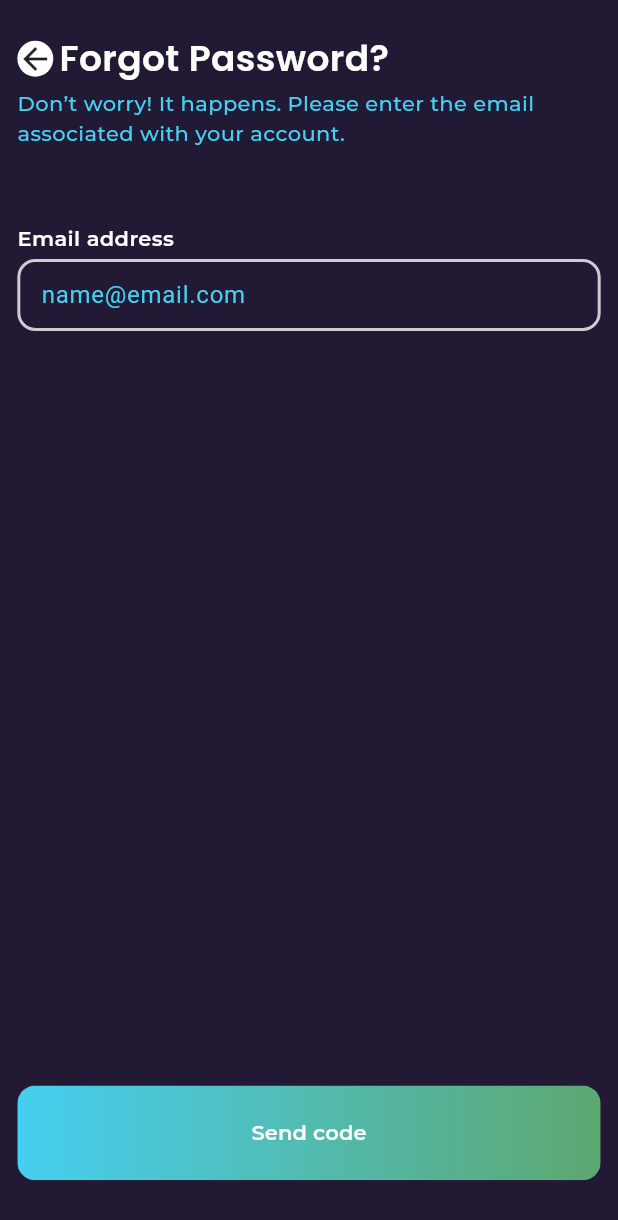
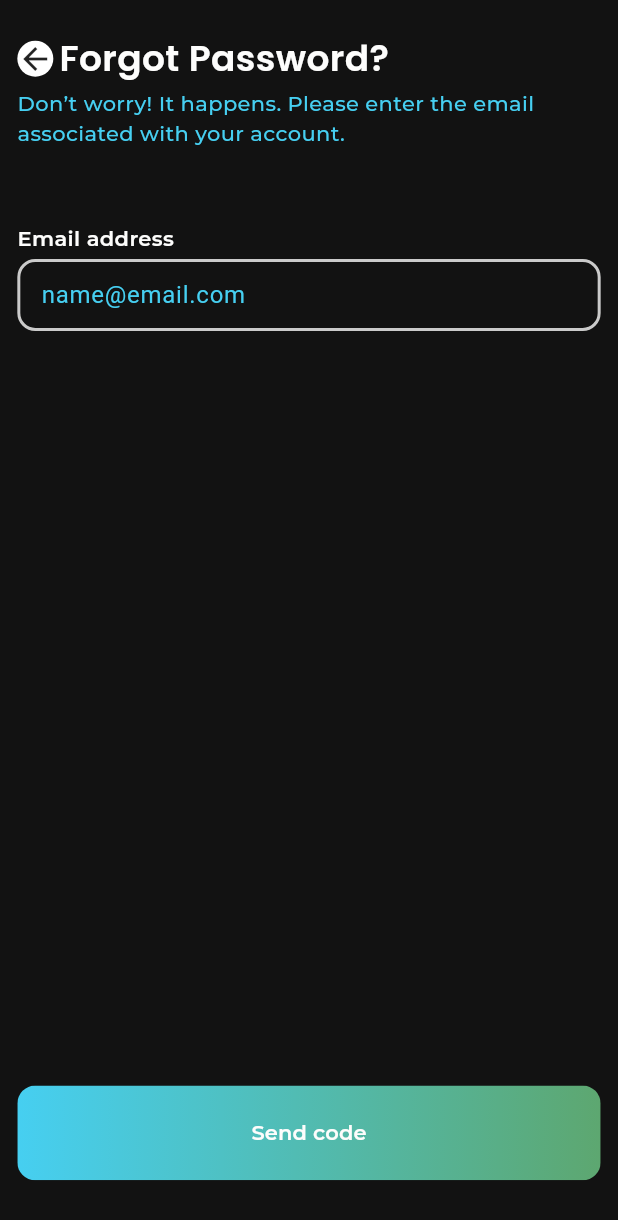
Before and after one commit to SayNode/skillbuddy-solana-flutter, a Flutter app: the LoginPage screen opened directly, after a tap on "Log in", after a tap on "Forgot password?", on a phone screen of 412 x 824 dp. Shown: the top 1220 px of the screen. Run offline on Flutter 3.47's test engine with Material 3 defaults, Android fonts, the phone set to English and light mode, and no system bars; our stand-ins replace auto_size_text, cached_network_image, dotted_border, extended_image, file, firebase_analytics and 25 more; missing offline and left inert: cached_network_image_platform_interface, firebase_app_check, flutter_branch_sdk, flutter_exif_rotation, is_first_run, solana and 2 more; accounts and stored records are empty; project files that could hold a hidden picture were left out.

Commit message:
Refactor layout components to use SizedBox instead of Container for improved performance and consistency; update icon color in company profile and change scaffold background color to linen.

```diff
--- a/lib/page/create_account_and_login/login_page.dart
+++ b/lib/page/create_account_and_login/login_page.dart
@@ -29,9 +29,8 @@ class LoginPage extends GetView<LoginController> {
         child: IntrinsicHeight(
           child: Stack(
             children: <Widget>[
-              Container(
+              SizedBox(
                 height: getRelativeHeight(250),
-                color: skillBuddyTheme.seashell,
                 child: Column(
                   children: <Widget>[
                     Gap(getRelativeHeight(100)),
--- a/lib/page/create_account_and_login/login_simplified.dart
+++ b/lib/page/create_account_and_login/login_simplified.dart
@@ -35,9 +35,8 @@ class SimpleLoginPage extends GetView<SimpleLoginController> {
         child: IntrinsicHeight(
           child: Stack(
             children: <Widget>[
-              Container(
+              SizedBox(
                 height: getRelativeHeight(250),
-                color: skillBuddyTheme.seashell,
                 child: Column(
                   children: <Widget>[
                     Gap(getRelativeHeight(100)),
--- a/lib/page/onboarding/onboarding/onboarding_page.dart
+++ b/lib/page/onboarding/onboarding/onboarding_page.dart
@@ -50,8 +50,7 @@ class OnboardingPage extends GetView<OnboardingController> {
             ],
           ),
           Expanded(
-            child: Container(
-              color: theme.linen,
+            child: SizedBox(
               width: double.infinity,
               child: Column(
                 children: <Widget>[
--- a/lib/widget/popups/company_profile.dart
+++ b/lib/widget/popups/company_profile.dart
@@ -189,7 +189,10 @@ class IconBulletPoints extends StatelessWidget {
 
     return Row(
       children: <Widget>[
-        Icon(icon),
+        Icon(
+          icon,
+          color: skillBuddyTheme.graphite,
+        ),
         Gap(getRelativeWidth(10)),
         Text(
           text,
--- a/lib/widget/skillbuddy_scaffold.dart
+++ b/lib/widget/skillbuddy_scaffold.dart
@@ -32,7 +32,7 @@ class SkillBuddyScaffold extends StatelessWidget {
   Widget build(BuildContext context) {
     final CustomTheme theme = Get.put(ThemeService()).theme;
     Scaffold scaffold() => Scaffold(
-          backgroundColor: backgroundColor ?? theme.seashell,
+          backgroundColor: backgroundColor ?? theme.linen,
           resizeToAvoidBottomInset: resizeToAvoidBottomInset,
           appBar: title == null
               ? null
```
